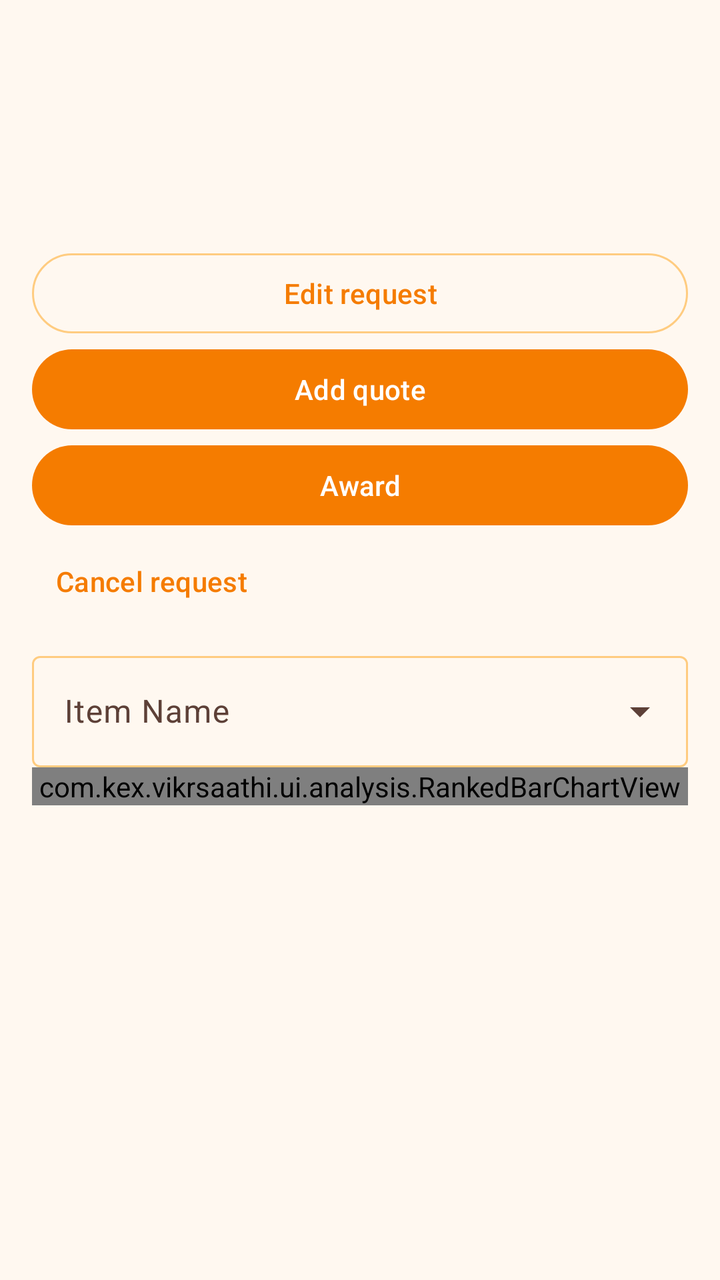
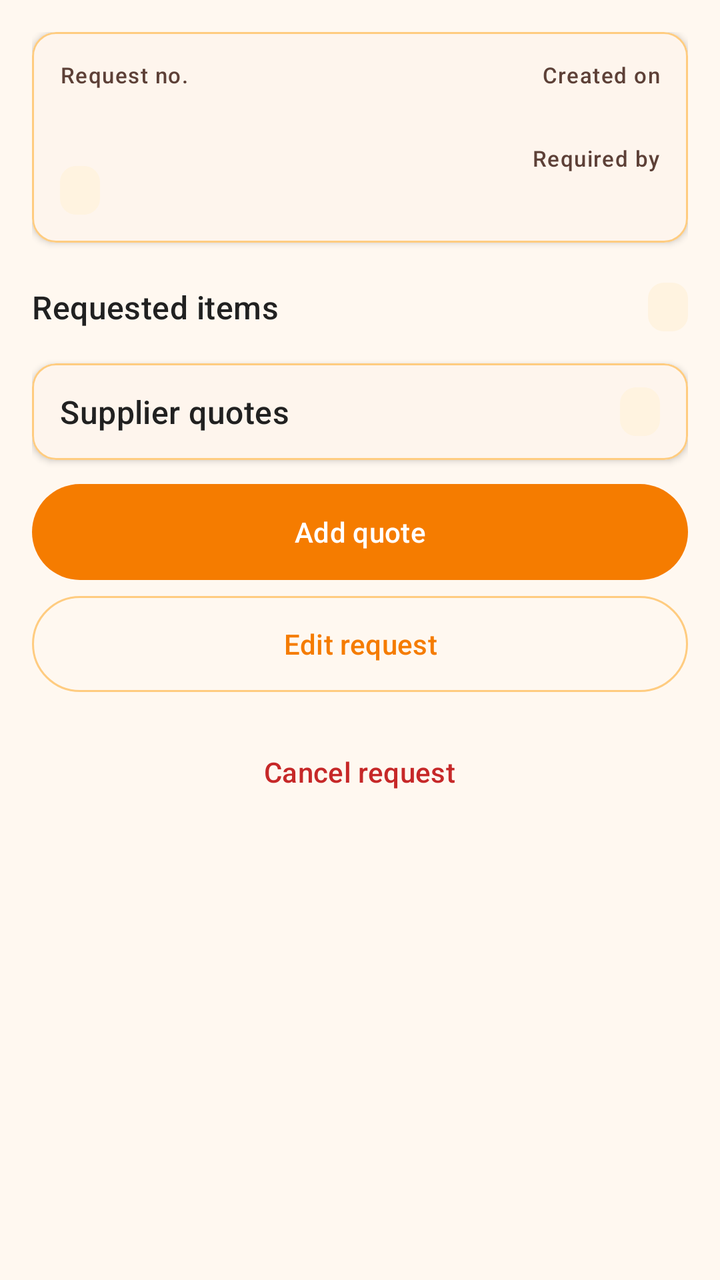

Screens rendered from an Android XML layout before and after an edit, with the pre-edit source and the edit as a unified diff.
<!-- AndroidManifest.xml: application theme Theme.VikrSaathi -->
<!-- res/layout/fragment_purchase_request.xml -->
<?xml version="1.0" encoding="utf-8"?>
<ScrollView xmlns:android="http://schemas.android.com/apk/res/android"
    android:layout_width="match_parent"
    android:layout_height="match_parent">

    <LinearLayout
        android:layout_width="match_parent"
        android:layout_height="wrap_content"
        android:orientation="vertical"
        android:padding="16dp">

        <ProgressBar
            android:id="@+id/progressRequest"
            android:layout_width="wrap_content"
            android:layout_height="wrap_content"
            android:layout_gravity="center_horizontal"
            android:visibility="gone" />

        <LinearLayout
            android:id="@+id/editorGroup"
            android:layout_width="match_parent"
            android:layout_height="wrap_content"
            android:orientation="vertical"
            android:visibility="gone">

            <com.google.android.material.button.MaterialButton
                android:id="@+id/buttonRequiredBy"
                style="@style/Widget.Material3.Button.OutlinedButton"
                android:layout_width="match_parent"
                android:layout_height="wrap_content"
                android:text="@string/required_by" />

            <com.google.android.material.button.MaterialButton
                android:id="@+id/buttonClearRequiredBy"
                style="@style/Widget.Material3.Button.TextButton"
                android:layout_width="wrap_content"
                android:layout_height="wrap_content"
                android:text="@string/clear_required_by" />

            <com.google.android.material.textfield.TextInputLayout
                android:layout_width="match_parent"
                android:layout_height="wrap_content"
                android:hint="@string/request_notes"
                style="@style/Widget.Material3.TextInputLayout.OutlinedBox">

                <com.google.android.material.textfield.TextInputEditText
                    android:id="@+id/editRequestNotes"
                    android:layout_width="match_parent"
                    android:layout_height="wrap_content"
                    android:inputType="textCapSentences" />
            </com.google.android.material.textfield.TextInputLayout>

            <LinearLayout
                android:id="@+id/editorLines"
                android:layout_width="match_parent"
                android:layout_height="wrap_content"
                android:orientation="vertical" />

            <com.google.android.material.button.MaterialButton
                android:id="@+id/buttonAddMaterial"
                style="@style/Widget.Material3.Button.OutlinedButton"
                android:layout_width="match_parent"
                android:layout_height="wrap_content"
                android:text="@string/add_material" />

            <com.google.android.material.button.MaterialButton
                android:id="@+id/buttonSaveRequest"
                android:layout_width="match_parent"
                android:layout_height="wrap_content"
                android:text="@string/save" />
        </LinearLayout>

        <LinearLayout
            android:id="@+id/detailGroup"
            android:layout_width="match_parent"
            android:layout_height="wrap_content"
            android:orientation="vertical">

            <TextView
                android:id="@+id/textRequestTitle"
                android:layout_width="match_parent"
                android:layout_height="wrap_content"
                android:textAppearance="?attr/textAppearanceTitleMedium" />

            <TextView
                android:id="@+id/textRequestStatus"
                android:layout_width="match_parent"
                android:layout_height="wrap_content"
                android:layout_marginTop="4dp"
                android:textAppearance="?attr/textAppearanceBodyMedium" />

            <TextView
                android:id="@+id/textRequestLines"
                android:layout_width="match_parent"
                android:layout_height="wrap_content"
                android:layout_marginTop="12dp"
                android:textAppearance="?attr/textAppearanceBodyMedium" />

            <TextView
                android:id="@+id/textRequestOrders"
                android:layout_width="match_parent"
                android:layout_height="wrap_content"
                android:layout_marginTop="12dp"
                android:textAppearance="?attr/textAppearanceBodyMedium" />

            <com.google.android.material.button.MaterialButton
                android:id="@+id/buttonEditRequest"
                style="@style/Widget.Material3.Button.OutlinedButton"
                android:layout_width="match_parent"
                android:layout_height="wrap_content"
                android:text="@string/edit_request" />

            <com.google.android.material.button.MaterialButton
                android:id="@+id/buttonAddQuote"
                android:layout_width="match_parent"
                android:layout_height="wrap_content"
                android:text="@string/add_vendor_quote" />

            <com.google.android.material.button.MaterialButton
                android:id="@+id/buttonAward"
                android:layout_width="match_parent"
                android:layout_height="wrap_content"
                android:text="@string/award_materials" />

            <com.google.android.material.button.MaterialButton
                android:id="@+id/buttonCancelRequest"
                style="@style/Widget.Material3.Button.TextButton"
                android:layout_width="wrap_content"
                android:layout_height="wrap_content"
                android:text="@string/cancel_request" />

            <com.google.android.material.textfield.TextInputLayout
                android:id="@+id/layoutCompareItem"
                style="@style/Widget.Material3.TextInputLayout.OutlinedBox.ExposedDropdownMenu"
                android:layout_width="match_parent"
                android:layout_height="wrap_content"
                android:layout_marginTop="8dp"
                android:hint="@string/item_name">

                <com.google.android.material.textfield.MaterialAutoCompleteTextView
                    android:id="@+id/inputCompareItem"
                    android:layout_width="match_parent"
                    android:layout_height="wrap_content"
                    android:inputType="none" />
            </com.google.android.material.textfield.TextInputLayout>

            <com.kex.vikrsaathi.ui.analysis.RankedBarChartView
                android:id="@+id/chartRates"
                android:layout_width="match_parent"
                android:layout_height="wrap_content" />

            <TextView
                android:id="@+id/textCompare"
                android:layout_width="match_parent"
                android:layout_height="wrap_content"
                android:layout_marginTop="8dp"
                android:textAppearance="?attr/textAppearanceBodyMedium" />
        </LinearLayout>
    </LinearLayout>
</ScrollView>
<!-- resources referenced by this layout -->
<resources>
  <string name="add_material">Add material</string>
  <string name="add_vendor_quote">Add quote</string>
  <string name="award_materials">Award</string>
  <string name="cancel_request">Cancel request</string>
  <string name="clear_required_by">Clear date</string>
  <string name="edit_request">Edit request</string>
  <string name="item_name">Item Name</string>
  <string name="request_notes">Notes</string>
  <string name="required_by">Required by</string>
  <string name="save">Save</string>
  <color name="orange_primary">#F57C00</color>
  <color name="orange_primary_dark">#E65100</color>
  <color name="orange_on_primary">#FFFFFF</color>
  <color name="orange_accent">#FFB74D</color>
  <color name="orange_700">#F57C00</color>
  <color name="black">#FF000000</color>
  <color name="orange_100">#FFE0B2</color>
  <color name="orange_900">#E65100</color>
  <color name="surface_card">#FFFFFF</color>
  <color name="text_primary_dark">#212121</color>
  <color name="orange_surface">#FFF8F0</color>
  <color name="text_secondary_dark">#5D4037</color>
  <color name="stroke_default">@color/orange_200</color>
  <color name="stroke_subtle">@color/orange_100</color>
  <style name="VikrSaathiSwitch" parent="Widget.Material3.CompoundButton.MaterialSwitch">
          <item name="thumbTint">@color/switch_thumb_tint</item>
          <item name="trackTint">@color/switch_track_tint</item>
          <item name="trackDecorationTint">@color/switch_track_decoration_tint</item>
      </style>
  <style name="VikrSaathiOutlinedButton" parent="Widget.Material3.Button.OutlinedButton">
          <item name="android:textColor">@color/button_outlined_text</item>
          <item name="strokeColor">@color/button_outlined_stroke</item>
      </style>
  <color name="orange_200">#FFCC80</color>
  <!-- unchanged entries left out for length: 1 -->
</resources>

<!-- the commit's change to res/layout/fragment_purchase_request.xml (unified diff, before → after) -->
@@ -74,87 +74,311 @@
             android:id="@+id/detailGroup"
             android:layout_width="match_parent"
             android:layout_height="wrap_content"
-            android:orientation="vertical">
+            android:orientation="vertical"
+            android:paddingBottom="8dp">
+
+            <com.google.android.material.card.MaterialCardView
+                style="@style/VikrSaathiBillLineCard"
+                android:layout_width="match_parent"
+                android:layout_height="wrap_content">
+
+                <LinearLayout
+                    android:layout_width="match_parent"
+                    android:layout_height="wrap_content"
+                    android:orientation="vertical"
+                    android:padding="14dp">
+
+                    <LinearLayout
+                        android:layout_width="match_parent"
+                        android:layout_height="wrap_content"
+                        android:baselineAligned="false"
+                        android:orientation="horizontal">
+
+                        <LinearLayout
+                            android:layout_width="0dp"
+                            android:layout_height="wrap_content"
+                            android:layout_weight="1.2"
+                            android:orientation="vertical">
+
+                            <TextView
+                                android:layout_width="match_parent"
+                                android:layout_height="wrap_content"
+                                android:text="@string/request_number_label"
+                                android:textAppearance="?attr/textAppearanceLabelSmall"
+                                android:textColor="@color/text_secondary_dark" />
+
+                            <TextView
+                                android:id="@+id/textRequestTitle"
+                                android:layout_width="match_parent"
+                                android:layout_height="wrap_content"
+                                android:textAppearance="?attr/textAppearanceHeadlineSmall"
+                                android:textColor="@color/text_primary_dark"
+                                android:textStyle="bold" />
+
+                            <TextView
+                                android:id="@+id/textRequestStatus"
+                                android:layout_width="wrap_content"
+                                android:layout_height="wrap_content"
+                                android:layout_marginTop="6dp"
+                                android:background="@drawable/bg_bill_line_badge"
+                                android:paddingHorizontal="10dp"
+                                android:paddingVertical="4dp"
+                                android:textAllCaps="true"
+                                android:textAppearance="?attr/textAppearanceLabelMedium"
+                                android:textColor="@color/text_accent"
+                                android:textStyle="bold" />
+                        </LinearLayout>
+
+                        <LinearLayout
+                            android:layout_width="0dp"
+                            android:layout_height="wrap_content"
+                            android:layout_marginStart="12dp"
+                            android:layout_weight="1"
+                            android:gravity="end"
+                            android:orientation="vertical">
+
+                            <TextView
+                                android:layout_width="match_parent"
+                                android:layout_height="wrap_content"
+                                android:gravity="end"
+                                android:text="@string/request_created_on"
+                                android:textAppearance="?attr/textAppearanceLabelSmall"
+                                android:textColor="@color/text_secondary_dark" />
+
+                            <TextView
+                                android:id="@+id/textRequestCreated"
+                                android:layout_width="match_parent"
+                                android:layout_height="wrap_content"
+                                android:gravity="end"
+                                android:textAppearance="?attr/textAppearanceBodyMedium"
+                                android:textColor="@color/text_primary_dark" />
+
+                            <LinearLayout
+                                android:id="@+id/groupRequestRequired"
+                                android:layout_width="match_parent"
+                                android:layout_height="wrap_content"
+                                android:layout_marginTop="8dp"
+                                android:gravity="end"
+                                android:orientation="vertical">
+
+                                <TextView
+                                    android:layout_width="match_parent"
+                                    android:layout_height="wrap_content"
+                                    android:gravity="end"
+                                    android:text="@string/required_by"
+                                    android:textAppearance="?attr/textAppearanceLabelSmall"
+                                    android:textColor="@color/text_secondary_dark" />
+
+                                <TextView
+                                    android:id="@+id/textRequestRequired"
+                                    android:layout_width="match_parent"
+                                    android:layout_height="wrap_content"
+                                    android:gravity="end"
+                                    android:textAppearance="?attr/textAppearanceBodyMedium"
+                                    android:textColor="@color/text_primary_dark" />
+                            </LinearLayout>
+                        </LinearLayout>
+                    </LinearLayout>
+
+                    <LinearLayout
+                        android:id="@+id/groupRequestNotes"
+                        android:layout_width="match_parent"
+                        android:layout_height="wrap_content"
+                        android:layout_marginTop="12dp"
+                        android:orientation="vertical"
+                        android:visibility="gone">
+
+                        <View
+                            android:layout_width="match_parent"
+                            android:layout_height="1dp"
+                            android:background="@color/surface_divider" />
+
+                        <TextView
+                            android:layout_width="match_parent"
+                            android:layout_height="wrap_content"
+                            android:layout_marginTop="10dp"
+                            android:text="@string/request_notes"
+                            android:textAppearance="?attr/textAppearanceLabelSmall"
+                            android:textColor="@color/text_secondary_dark" />
+
+                        <TextView
+                            android:id="@+id/textRequestNotes"
+                            android:layout_width="match_parent"
+                            android:layout_height="wrap_content"
+                            android:layout_marginTop="2dp"
+                            android:textAppearance="?attr/textAppearanceBodyMedium"
+                            android:textColor="@color/text_secondary_dark" />
+                    </LinearLayout>
+                </LinearLayout>
+            </com.google.android.material.card.MaterialCardView>
+
+            <LinearLayout
+                android:layout_width="match_parent"
+                android:layout_height="wrap_content"
+                android:layout_marginTop="20dp"
+                android:gravity="center_vertical"
+                android:orientation="horizontal">
+
+                <TextView
+                    android:layout_width="0dp"
+                    android:layout_height="wrap_content"
+                    android:layout_weight="1"
+                    android:text="@string/request_items_heading"
+                    android:textAppearance="?attr/textAppearanceTitleMedium"
+                    android:textColor="@color/text_primary_dark" />
+
+                <TextView
+                    android:id="@+id/textRequestItemCount"
+                    android:layout_width="wrap_content"
+                    android:layout_height="wrap_content"
+                    android:layout_marginStart="8dp"
+                    android:background="@drawable/bg_bill_line_badge"
+                    android:paddingHorizontal="10dp"
+                    android:paddingVertical="4dp"
+                    android:textAppearance="?attr/textAppearanceLabelMedium"
+                    android:textColor="@color/text_secondary_dark" />
+            </LinearLayout>
+
+            <LinearLayout
+                android:id="@+id/requestLines"
+                android:layout_width="match_parent"
+                android:layout_height="wrap_content"
+                android:orientation="vertical" />
 
             <TextView
-                android:id="@+id/textRequestTitle"
-                android:layout_width="match_parent"
-                android:layout_height="wrap_content"
-                android:textAppearance="?attr/textAppearanceTitleMedium" />
+                android:id="@+id/textOrdersHeading"
+                android:layout_width="match_parent"
+                android:layout_height="wrap_content"
+                android:layout_marginTop="20dp"
+                android:text="@string/request_awarded_heading"
+                android:textAppearance="?attr/textAppearanceTitleMedium"
+                android:textColor="@color/text_primary_dark"
+                android:visibility="gone" />
 
             <TextView
-                android:id="@+id/textRequestStatus"
+                android:id="@+id/textAwardIntro"
                 android:layout_width="match_parent"
                 android:layout_height="wrap_content"
                 android:layout_marginTop="4dp"
-                android:textAppearance="?attr/textAppearanceBodyMedium" />
-
-            <TextView
-                android:id="@+id/textRequestLines"
+                android:text="@string/request_awarded_intro"
+                android:textAppearance="?attr/textAppearanceBodyMedium"
+                android:textColor="@color/text_secondary_dark"
+                android:visibility="gone" />
+
+            <LinearLayout
+                android:id="@+id/requestOrders"
+                android:layout_width="match_parent"
+                android:layout_height="wrap_content"
+                android:orientation="vertical" />
+
+            <com.google.android.material.card.MaterialCardView
+                android:id="@+id/groupSupplierQuotes"
+                style="@style/VikrSaathiBillLineCard"
+                android:layout_width="match_parent"
+                android:layout_height="wrap_content"
+                android:layout_marginTop="16dp"
+                android:foreground="?attr/selectableItemBackground">
+
+                <LinearLayout
+                    android:layout_width="match_parent"
+                    android:layout_height="wrap_content"
+                    android:orientation="vertical"
+                    android:paddingHorizontal="14dp"
+                    android:paddingVertical="12dp">
+
+                    <LinearLayout
+                        android:layout_width="match_parent"
+                        android:layout_height="wrap_content"
+                        android:gravity="center_vertical"
+                        android:orientation="horizontal">
+
+                        <TextView
+                            android:layout_width="0dp"
+                            android:layout_height="wrap_content"
+                            android:layout_weight="1"
+                            android:text="@string/request_quotes_heading"
+                            android:textAppearance="?attr/textAppearanceTitleMedium"
+                            android:textColor="@color/text_primary_dark" />
+
+                        <TextView
+                            android:id="@+id/textQuoteCount"
+                            android:layout_width="wrap_content"
+                            android:layout_height="wrap_content"
+                            android:layout_marginStart="8dp"
+                            android:background="@drawable/bg_bill_line_badge"
+                            android:paddingHorizontal="10dp"
+                            android:paddingVertical="4dp"
+                            android:textAppearance="?attr/textAppearanceLabelMedium"
+                            android:textColor="@color/text_accent" />
+
+                        <ImageView
+                            android:id="@+id/imageQuoteOpen"
+                            android:layout_width="20dp"
+                            android:layout_height="20dp"
+                            android:layout_marginStart="8dp"
+                            android:contentDescription="@string/request_quotes_open_compare"
+                            android:importantForAccessibility="no"
+                            android:src="@drawable/ic_chevron_right"
+                            android:visibility="gone" />
+                    </LinearLayout>
+
+                    <TextView
+                        android:id="@+id/textQuoteHint"
+                        android:layout_width="match_parent"
+                        android:layout_height="wrap_content"
+                        android:layout_marginTop="4dp"
+                        android:text="@string/request_quote_compare_hint"
+                        android:textAppearance="?attr/textAppearanceBodySmall"
+                        android:textColor="@color/text_secondary_dark"
+                        android:visibility="gone" />
+                </LinearLayout>
+            </com.google.android.material.card.MaterialCardView>
+
+            <com.google.android.material.button.MaterialButton
+                android:id="@+id/buttonAddQuote"
                 android:layout_width="match_parent"
                 android:layout_height="wrap_content"
                 android:layout_marginTop="12dp"
-                android:textAppearance="?attr/textAppearanceBodyMedium" />
-
-            <TextView
-                android:id="@+id/textRequestOrders"
-                android:layout_width="match_parent"
-                android:layout_height="wrap_content"
-                android:layout_marginTop="12dp"
-                android:textAppearance="?attr/textAppearanceBodyMedium" />
+                android:insetTop="0dp"
+                android:insetBottom="0dp"
+                android:minHeight="48dp"
+                android:text="@string/add_vendor_quote" />
 
             <com.google.android.material.button.MaterialButton
                 android:id="@+id/buttonEditRequest"
                 style="@style/Widget.Material3.Button.OutlinedButton"
                 android:layout_width="match_parent"
                 android:layout_height="wrap_content"
+                android:layout_marginTop="8dp"
+                android:insetTop="0dp"
+                android:insetBottom="0dp"
+                android:minHeight="48dp"
                 android:text="@string/edit_request" />
 
             <com.google.android.material.button.MaterialButton
-                android:id="@+id/buttonAddQuote"
-                android:layout_width="match_parent"
-                android:layout_height="wrap_content"
-                android:text="@string/add_vendor_quote" />
+                android:id="@+id/buttonCompare"
+                android:layout_width="match_parent"
+                android:layout_height="wrap_content"
+                android:text="@string/compare_quotes"
+                android:visibility="gone" />
 
             <com.google.android.material.button.MaterialButton
                 android:id="@+id/buttonAward"
                 android:layout_width="match_parent"
                 android:layout_height="wrap_content"
-                android:text="@string/award_materials" />
+                android:text="@string/award_materials"
+                android:visibility="gone" />
 
             <com.google.android.material.button.MaterialButton
                 android:id="@+id/buttonCancelRequest"
                 style="@style/Widget.Material3.Button.TextButton"
                 android:layout_width="wrap_content"
                 android:layout_height="wrap_content"
-                android:text="@string/cancel_request" />
-
-            <com.google.android.material.textfield.TextInputLayout
-                android:id="@+id/layoutCompareItem"
-                style="@style/Widget.Material3.TextInputLayout.OutlinedBox.ExposedDropdownMenu"
-                android:layout_width="match_parent"
-                android:layout_height="wrap_content"
-                android:layout_marginTop="8dp"
-                android:hint="@string/item_name">
-
-                <com.google.android.material.textfield.MaterialAutoCompleteTextView
-                    android:id="@+id/inputCompareItem"
-                    android:layout_width="match_parent"
-                    android:layout_height="wrap_content"
-                    android:inputType="none" />
-            </com.google.android.material.textfield.TextInputLayout>
-
-            <com.kex.vikrsaathi.ui.analysis.RankedBarChartView
-                android:id="@+id/chartRates"
-                android:layout_width="match_parent"
-                android:layout_height="wrap_content" />
-
-            <TextView
-                android:id="@+id/textCompare"
-                android:layout_width="match_parent"
-                android:layout_height="wrap_content"
-                android:layout_marginTop="8dp"
-                android:textAppearance="?attr/textAppearanceBodyMedium" />
+                android:layout_gravity="center_horizontal"
+                android:layout_marginTop="16dp"
+                android:minHeight="48dp"
+                android:text="@string/cancel_request"
+                android:textColor="@color/balance_payable" />
         </LinearLayout>
     </LinearLayout>
 </ScrollView>
<!-- resource entries referenced after the edit -->
@@ -1,15 +1,33 @@
 <!-- resources referenced by this layout -->
 <resources>
+  <color name="balance_payable">#C62828</color>
+  <color name="surface_divider">@color/orange_100</color>
+  <color name="text_accent">@color/orange_800</color>
   <string name="add_material">Add material</string>
   <string name="add_vendor_quote">Add quote</string>
   <string name="award_materials">Award</string>
   <string name="cancel_request">Cancel request</string>
   <string name="clear_required_by">Clear date</string>
+  <string name="compare_quotes">Compare quotes</string>
   <string name="edit_request">Edit request</string>
-  <string name="item_name">Item Name</string>
+  <string name="request_awarded_heading">Awarded</string>
+  <string name="request_awarded_intro">One purchase order was created for each supplier. Open an order to receive the goods.</string>
+  <string name="request_created_on">Created on</string>
+  <string name="request_items_heading">Requested items</string>
   <string name="request_notes">Notes</string>
+  <string name="request_number_label">Request no.</string>
+  <string name="request_quote_compare_hint">Compare prices and choose a supplier.</string>
+  <string name="request_quotes_heading">Supplier quotes</string>
+  <string name="request_quotes_open_compare">Opens quote comparison</string>
   <string name="required_by">Required by</string>
   <string name="save">Save</string>
+  <style name="VikrSaathiBillLineCard" parent="Widget.Material3.CardView.Outlined">
+          <item name="cardCornerRadius">12dp</item>
+          <item name="cardElevation">2dp</item>
+          <item name="strokeColor">?attr/colorOutline</item>
+          <item name="strokeWidth">1dp</item>
+          <item name="cardBackgroundColor">?attr/colorSurface</item>
+      </style>
   <color name="orange_primary">#F57C00</color>
   <color name="orange_primary_dark">#E65100</color>
   <color name="orange_on_primary">#FFFFFF</color>
@@ -17,11 +35,31 @@
   <color name="orange_700">#F57C00</color>
   <color name="black">#FF000000</color>
   <color name="orange_100">#FFE0B2</color>
+  <color name="orange_800">#EF6C00</color>
+  <color name="surface_muted">@color/orange_50</color>
   <color name="orange_900">#E65100</color>
   <color name="surface_card">#FFFFFF</color>
   <color name="text_primary_dark">#212121</color>
   <color name="orange_surface">#FFF8F0</color>
   <color name="text_secondary_dark">#5D4037</color>
+  <!-- drawable bg_bill_line_badge (drawable) -->
+  <?xml version="1.0" encoding="utf-8"?>
+  <shape xmlns:android="http://schemas.android.com/apk/res/android"
+      android:shape="rectangle">
+      <solid android:color="@color/surface_muted" />
+      <corners android:radius="8dp" />
+  </shape>
+  <!-- drawable ic_chevron_right (drawable) -->
+  <vector xmlns:android="http://schemas.android.com/apk/res/android"
+      android:width="24dp"
+      android:height="24dp"
+      android:viewportWidth="24"
+      android:viewportHeight="24"
+      android:tint="?android:attr/textColorSecondary">
+      <path
+          android:fillColor="@android:color/white"
+          android:pathData="M10,6L8.59,7.41 13.17,12l-4.58,4.59L10,18l6,-6z" />
+  </vector>
   <color name="stroke_default">@color/orange_200</color>
   <color name="stroke_subtle">@color/orange_100</color>
   <style name="VikrSaathiSwitch" parent="Widget.Material3.CompoundButton.MaterialSwitch">
@@ -33,6 +71,7 @@
           <item name="android:textColor">@color/button_outlined_text</item>
           <item name="strokeColor">@color/button_outlined_stroke</item>
       </style>
+  <color name="orange_50">#FFF3E0</color>
   <color name="orange_200">#FFCC80</color>
   <!-- unchanged entries left out for length: 1 -->
 </resources>
